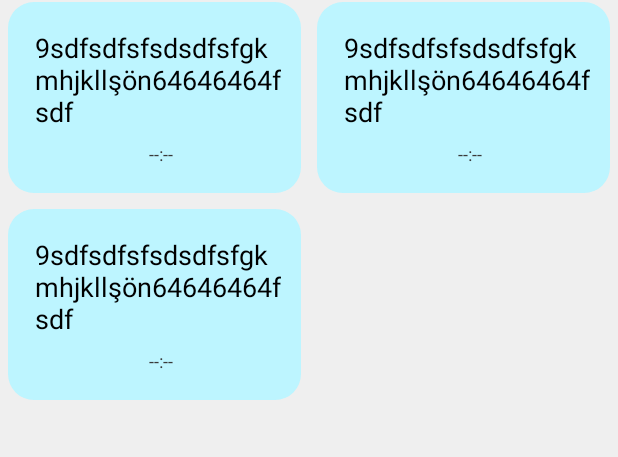
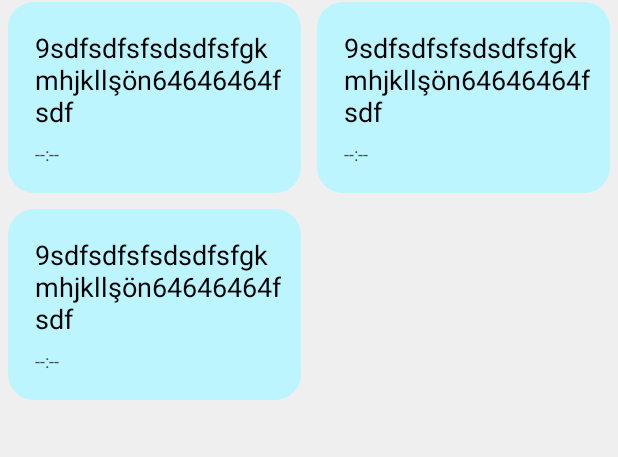
Before and after one commit to Sedat-Uluisik/Note, an Android app: the layout fragment_home.xml on its own in the app's theme, with its tools: preview values and no code run, on a phone screen of 412 x 824 dp. Shown: the part 113-570 px from the top of the screen. Run offline under Robolectric (Android 15) with nearby library versions, the phone set to English and light mode, and no system bars.

Commit message:
change recycler layout manager and showing created date in item layout

```diff
--- a/app/src/main/java/com/sedat/note/presentation/homefragment/HomeFragment.kt
+++ b/app/src/main/java/com/sedat/note/presentation/homefragment/HomeFragment.kt
@@ -63,7 +63,6 @@ class HomeFragment : Fragment() {
                 .flowWithLifecycle(viewLifecycleOwner.lifecycle, Lifecycle.State.STARTED)
                 .distinctUntilChanged()
                 .collect{
-                    println("submittttt")
                     adapter.submitList(it)
             }
         }
--- a/app/src/main/java/com/sedat/note/presentation/homefragment/adapter/AdapterHomeFragment.kt
+++ b/app/src/main/java/com/sedat/note/presentation/homefragment/adapter/AdapterHomeFragment.kt
@@ -7,6 +7,7 @@ import androidx.recyclerview.widget.ListAdapter
 import androidx.recyclerview.widget.RecyclerView
 import com.sedat.note.databinding.LayoutNoteItemBinding
 import com.sedat.note.domain.model.Note
+import java.util.Date
 import javax.inject.Inject
 
 class AdapterHomeFragment @Inject constructor(): ListAdapter<Note, AdapterHomeFragment.ViewHolder>(DiffUtilHome) {
@@ -27,7 +28,7 @@ class AdapterHomeFragment @Inject constructor(): ListAdapter<Note, AdapterHomeFr
     class ViewHolder(private val binding: LayoutNoteItemBinding): RecyclerView.ViewHolder(binding.root){
         fun bind(note: Note) = with(binding){
             noteText.text = note.text
-            noteTimeText.text = note.time.toString()
+            noteTimeText.text = note.convertDate()
         }
     }
 
--- a/app/src/main/res/layout/fragment_create_note.xml
+++ b/app/src/main/res/layout/fragment_create_note.xml
@@ -14,6 +14,7 @@
         android:layout_height="wrap_content"
         android:src="@drawable/ic_back_32"
         android:layout_marginStart="15dp"
+        android:padding="4dp"
         app:layout_constraintTop_toTopOf="parent"
         app:layout_constraintStart_toStartOf="parent"
         android:contentDescription="@string/back_btn" />
@@ -25,6 +26,7 @@
         android:src="@drawable/ic_done_32"
         android:layout_marginEnd="15dp"
         android:visibility="gone"
+        android:padding="4dp"
         app:layout_constraintTop_toTopOf="parent"
         app:layout_constraintEnd_toEndOf="parent"
         android:contentDescription="@string/save_btn" />
--- a/app/src/main/res/layout/fragment_home.xml
+++ b/app/src/main/res/layout/fragment_home.xml
@@ -71,7 +71,7 @@
             android:layout_width="match_parent"
             android:layout_height="match_parent"
             android:layout_marginTop="7dp"
-            app:layoutManager="androidx.recyclerview.widget.GridLayoutManager"
+            app:layoutManager="androidx.recyclerview.widget.StaggeredGridLayoutManager"
             app:spanCount="2"
             tools:listitem="@layout/layout_note_item"
             android:orientation="vertical"
--- a/app/src/main/res/layout/layout_note_item.xml
+++ b/app/src/main/res/layout/layout_note_item.xml
@@ -31,12 +31,11 @@
         android:layout_height="wrap_content"
         android:layout_alignParentStart="true"
         tools:text="--:--"
-        android:textColor="#393939"
+        android:textColor="#4C4C4C"
         android:textSize="12sp"
         android:layout_marginTop="7dp"
         app:layout_constraintBottom_toBottomOf="parent"
-        app:layout_constraintEnd_toEndOf="parent"
-        app:layout_constraintStart_toStartOf="parent"
+        app:layout_constraintStart_toStartOf="@id/note_text"
         app:layout_constraintTop_toBottomOf="@+id/note_text" />
 
     <LinearLayout
```
Also changed, not shown: app/src/main/java/com/sedat/note/domain/model/Note.kt (+10 -1 lines).
